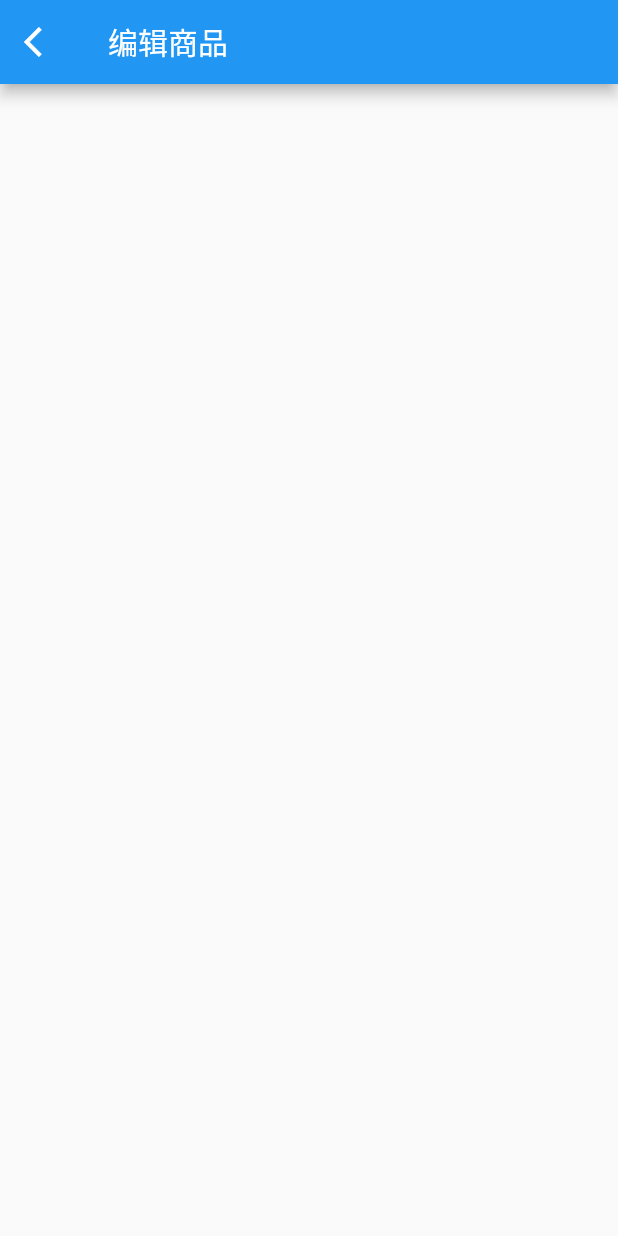
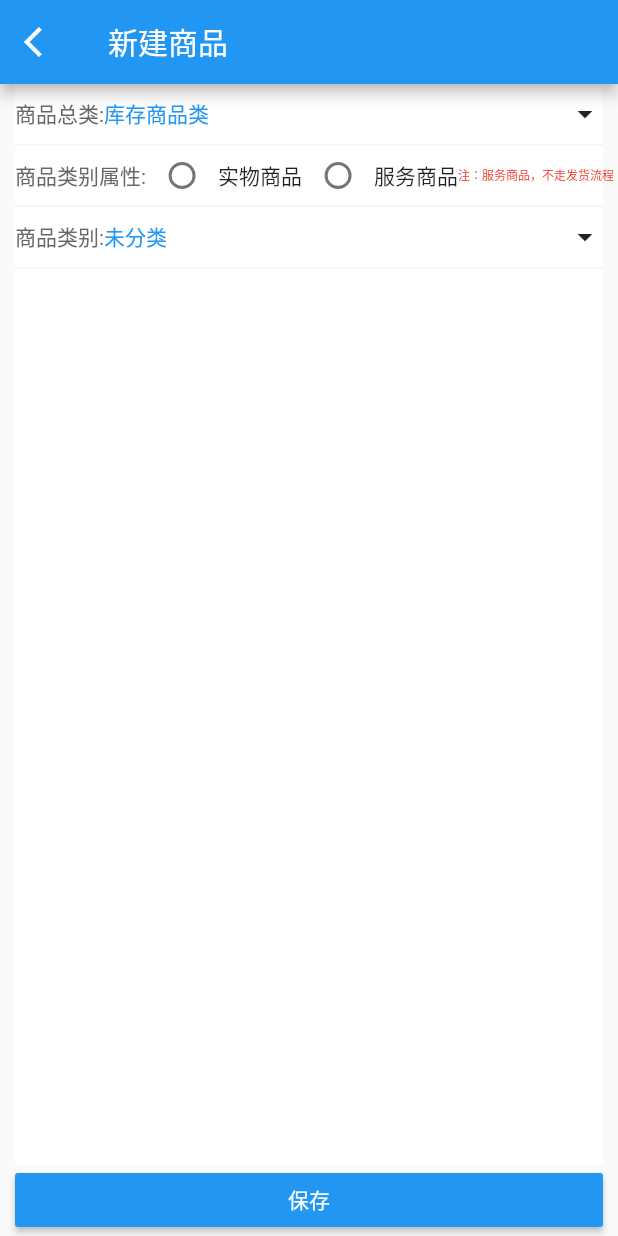
Before and after one commit to yeshenggen532432/flutter_qwb, a Flutter app: the screen it shows after launch, on a phone screen of 412 x 824 dp. Run offline on Flutter 3.47's test engine with Material 2 defaults, Android fonts, the phone set to English and light mode, and no system bars.

Commit message:
商品编辑

```diff
--- a/lib/ui/ware_edit.dart
+++ b/lib/ui/ware_edit.dart
@@ -1,4 +1,7 @@
 import 'package:flutter/material.dart';
+import 'package:flutterqwb/utils/color_util.dart';
+
+import '../utils/font_size_util.dart';
 
 class WareEdit extends StatelessWidget {
   const WareEdit({Key? key}) : super(key: key);
@@ -8,8 +11,83 @@ class WareEdit extends StatelessWidget {
 
     return Scaffold(
       appBar: AppBar(
-          leading: IconButton(icon:const Icon(Icons.arrow_back_ios), onPressed: () { Navigator.pop(context); },),
-          title: const Text("编辑商品")
+          leading: IconButton(
+            icon: const Icon(Icons.arrow_back_ios),
+            onPressed: () {
+              Navigator.pop(context);
+            },
+          ),
+          title: const Text("新建商品")),
+      bottomNavigationBar: Container(
+        margin: const EdgeInsets.only(left: 10, right: 10),
+        child: RaisedButton(
+            onPressed: () {},
+            child: const Text("保存"),
+            textColor: Colors.white,
+            color: Colors.blue),
+      ),
+      body: Container(
+        margin: EdgeInsets.only(left: 10, right: 10),
+        color: Colors.white,
+        child: Column(
+          children: [
+            SizedBox(
+              height: 40,
+              child: Row(
+                children: [
+                  Text("商品总类:", style: TextStyle(color: ColorUtil.GRAY_6)),
+                  Expanded(
+                      child: GestureDetector(
+                    onTap: () {},
+                    child:
+                        Text("库存商品类", style: TextStyle(color: ColorUtil.BLUE)),
+                  )),
+                  const Icon(Icons.arrow_drop_down)
+                ],
+              ),
+            ),
+            Divider(
+              height: 1,
+              color: ColorUtil.LINE_GRAY,
+            ),
+            SizedBox(
+              height: 40,
+              child: Row(
+                children: [
+                  Text("商品类别属性:", style: TextStyle(color: ColorUtil.GRAY_6)),
+                  Radio(value: 0, groupValue: [0, 1], onChanged: (value){}),
+                  Text("实物商品"),
+                  Radio(value: 1, groupValue: [0, 1], onChanged: (value){}),
+                  Text("服务商品"),
+                  Text("注：服务商品，不走发货流程", style: TextStyle(color: ColorUtil.RED, fontSize: FontSizeUtil.TIP_RED),),
+                ],
+              ),
+            ),
+            Divider(
+              height: 1,
+              color: ColorUtil.LINE_GRAY,
+            ),
+            SizedBox(
+              height: 40,
+              child: Row(
+                children: [
+                  Text("商品类别:", style: TextStyle(color: ColorUtil.GRAY_6)),
+                  Expanded(
+                      child: GestureDetector(
+                        onTap: () {},
+                        child:
+                        Text("未分类", style: TextStyle(color: ColorUtil.BLUE)),
+                      )),
+                  const Icon(Icons.arrow_drop_down)
+                ],
+              ),
+            ),
+            Divider(
+              height: 1,
+              color: ColorUtil.LINE_GRAY,
+            ),
+          ],
+        ),
       ),
     );
   }
--- /dev/null
+++ b/lib/utils/color_util.dart
@@ -0,0 +1,13 @@
+import 'dart:ui';
+
+import 'package:flutter/material.dart';
+
+class ColorUtil{
+  static Color LINE_GRAY = const Color(0xFFEEEEEE);
+  static Color RED = Colors.red;
+  static Color BLUE = Colors.blue;
+  static Color White = Colors.white;
+  static Color GRAY_3 = const Color(0xFF333333);
+  static Color GRAY_6 = const Color(0xFF666666);
+  static Color GRAY_9 = const Color(0xFF999999);
+}
--- /dev/null
+++ b/lib/utils/font_size_util.dart
@@ -0,0 +1,7 @@
+import 'dart:ui';
+
+import 'package:flutter/material.dart';
+
+class FontSizeUtil{
+  static double TIP_RED = 8.0;
+}
```
Also changed, not shown: pubspec.lock.
